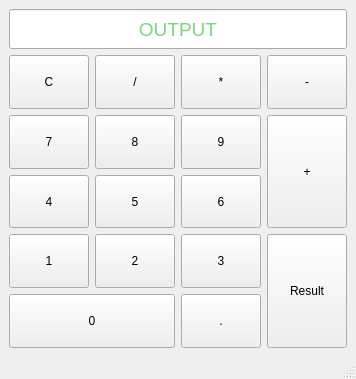
Stifler33/MainCalcu, file mainwindow.ui: the form before one commit.
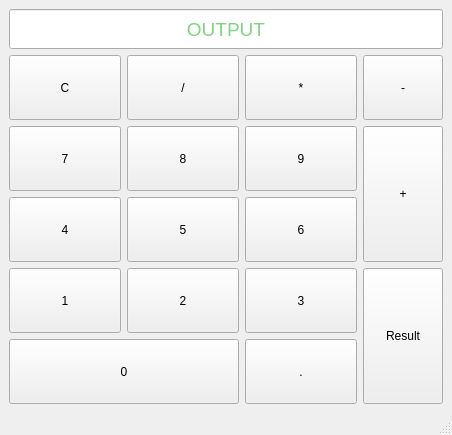
The form after the commit.

Patch:
```diff
--- a/mainwindow.ui
+++ b/mainwindow.ui
@@ -6,8 +6,8 @@
    <rect>
     <x>0</x>
     <y>0</y>
-    <width>338</width>
-    <height>379</height>
+    <width>452</width>
+    <height>435</height>
    </rect>
   </property>
   <property name="windowTitle">
```
Left out of the diff: 57 changed lines with no effect on the pictures.
